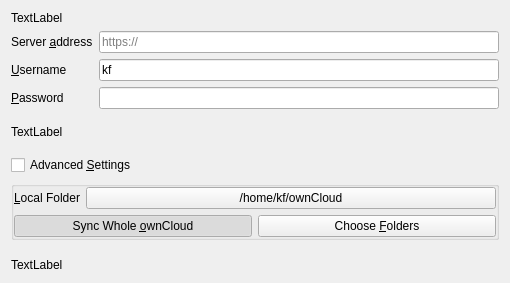
Old version of the form src/mirall/owncloudsetuppage_ng.ui in the repository yogetter/owncloud-client.
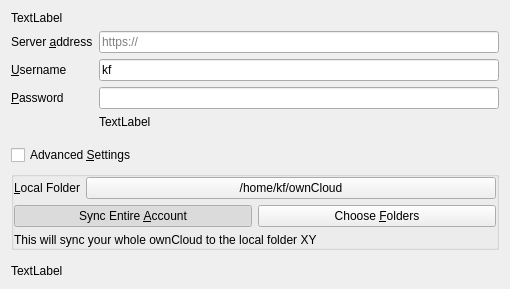
New version of the form.

Patch:
```diff
--- a/src/mirall/owncloudsetuppage_ng.ui
+++ b/src/mirall/owncloudsetuppage_ng.ui
@@ -7,7 +7,7 @@
     <x>0</x>
     <y>0</y>
     <width>510</width>
-    <height>283</height>
+    <height>289</height>
    </rect>
   </property>
   <property name="windowTitle">
@@ -27,11 +27,8 @@
      </property>
     </widget>
    </item>
-   <item row="1" column="0">
+   <item row="1" column="0" colspan="2">
     <layout class="QFormLayout" name="formLayout">
-     <property name="bottomMargin">
-      <number>10</number>
-     </property>
      <item row="0" column="0">
       <widget class="QLabel" name="serverAddressLabel">
        <property name="text">
@@ -98,16 +95,22 @@
        </property>
       </widget>
      </item>
+     <item row="3" column="1">
+      <widget class="QLabel" name="errorLabel">
+       <property name="sizePolicy">
+        <sizepolicy hsizetype="MinimumExpanding" vsizetype="Maximum">
+         <horstretch>0</horstretch>
+         <verstretch>0</verstretch>
+        </sizepolicy>
+       </property>
+       <property name="text">
+        <string>TextLabel</string>
+       </property>
+      </widget>
+     </item>
     </layout>
    </item>
-   <item row="2" column="0">
-    <widget class="QLabel" name="errorLabel">
-     <property name="text">
-      <string>TextLabel</string>
-     </property>
-    </widget>
-   </item>
-   <item row="3" column="0">
+   <item row="2" column="0" colspan="2">
     <layout class="QVBoxLayout" name="verticalLayout">
      <property name="topMargin">
       <number>10</number>
@@ -178,7 +181,7 @@
           <item>
            <widget class="QPushButton" name="pbBoxMode">
             <property name="text">
-             <string>Sync Whole &amp;ownCloud</string>
+             <string>Sync Entire &amp;Account</string>
             </property>
             <property name="checkable">
              <bool>true</bool>
@@ -203,12 +206,19 @@
           </item>
          </layout>
         </item>
+        <item row="2" column="0">
+         <widget class="QLabel" name="syncModeLabel">
+          <property name="text">
+           <string>This will sync your whole ownCloud to the local folder XY</string>
+          </property>
+         </widget>
+        </item>
        </layout>
       </widget>
      </item>
     </layout>
    </item>
-   <item row="4" column="0">
+   <item row="3" column="1">
     <spacer name="verticalSpacer">
      <property name="orientation">
       <enum>Qt::Vertical</enum>
@@ -221,7 +231,7 @@
      </property>
     </spacer>
    </item>
-   <item row="5" column="0">
+   <item row="4" column="0">
     <widget class="QLabel" name="bottomLabel">
      <property name="text">
       <string>TextLabel</string>
```
